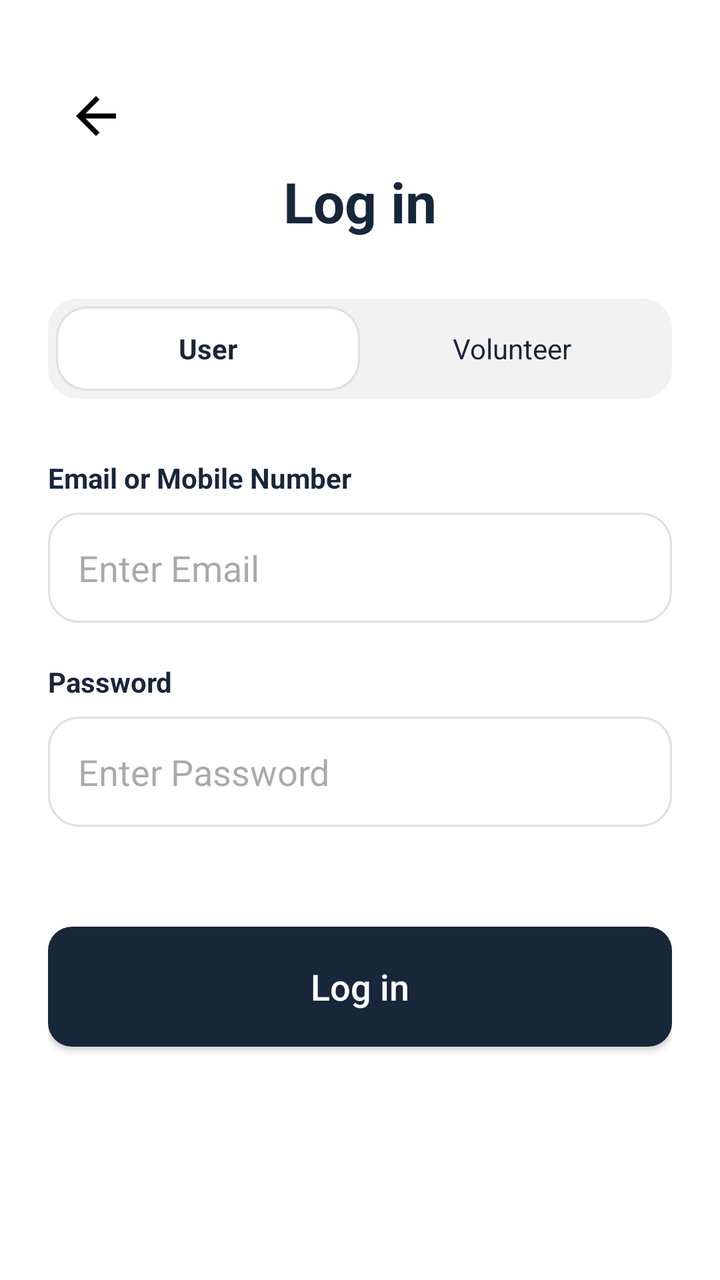
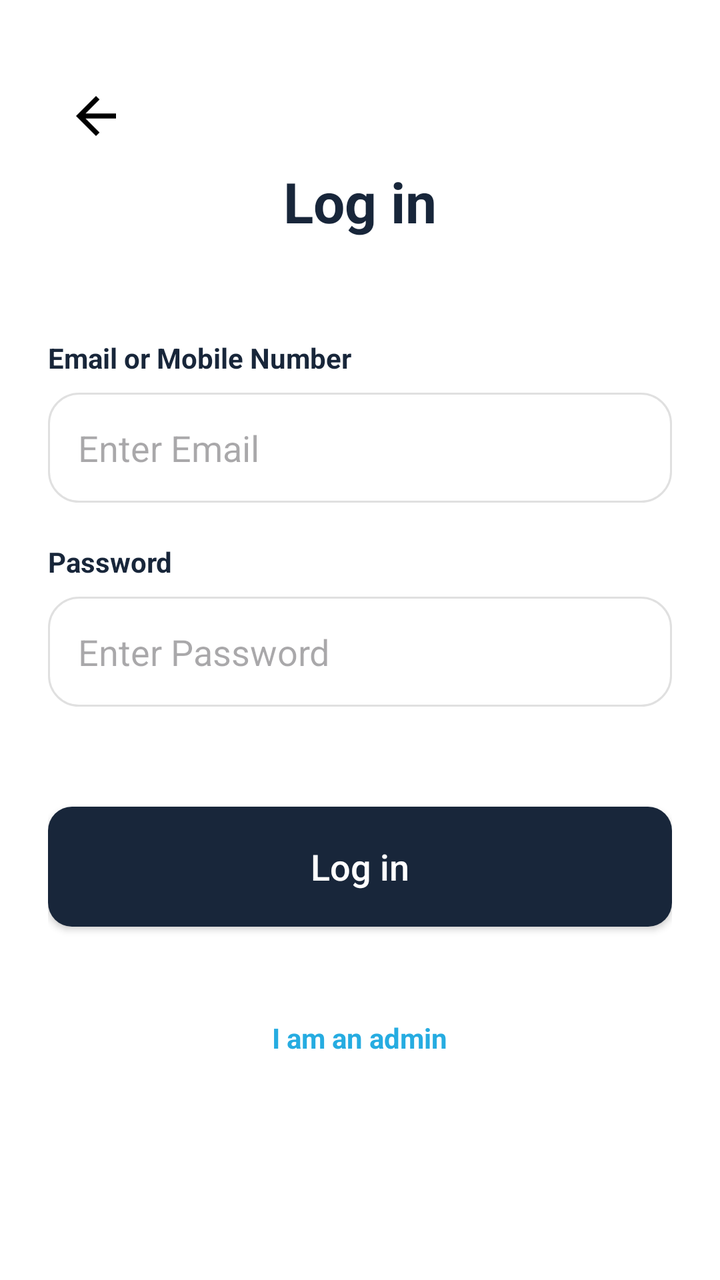

An Android layout rendered at two revisions. The XML below is the earlier revision; the diff shows what the commit changed to produce the second picture.
<!-- AndroidManifest.xml: application theme Theme.OnServe -->
<!-- res/layout/activity_login.xml -->
<LinearLayout xmlns:android="http://schemas.android.com/apk/res/android"
    android:layout_width="match_parent"
    android:layout_height="match_parent"
    android:orientation="vertical"
    android:padding="24dp"
    android:background="@color/white">

    <ImageView
        android:id="@+id/iv_back_arrow"
        android:layout_width="48dp"
        android:layout_height="48dp"
        android:padding="9dp"
        android:src="@drawable/ic_back_arrow"
        android:layout_marginTop="10dp"
        android:clickable="true"
        android:focusable="true"
        android:background="?attr/selectableItemBackgroundBorderless"/>

    <TextView
        android:layout_width="wrap_content"
        android:layout_height="wrap_content"
        android:text="Log in"
        android:layout_gravity="center_horizontal"
        android:textSize="28sp"
        android:textStyle="bold"
        android:textColor="@color/navy_onserve" />

    
    <LinearLayout
        android:layout_width="match_parent"
        android:layout_height="50dp"
        android:layout_marginTop="30dp"
        android:background="@drawable/toggle_bg"
        android:padding="4dp">
        <TextView
            android:id="@+id/tv_user_toggle"
            android:layout_width="0dp"
            android:layout_height="match_parent"
            android:layout_weight="1"
            android:background="@drawable/input_rounded"
            android:gravity="center"
            android:text="User"
            android:textStyle="bold"
            android:clickable="true"
            android:focusable="true"
            android:textColor="@color/navy_onserve"/>
        <TextView
            android:id="@+id/tv_volunteer_toggle"
            android:layout_width="0dp"
            android:layout_height="match_parent"
            android:layout_weight="1"
            android:gravity="center"
            android:text="Volunteer"
            android:clickable="true"
            android:focusable="true"
            android:textColor="@color/navy_onserve"/>
    </LinearLayout>

    <TextView
        android:layout_width="wrap_content"
        android:layout_height="wrap_content"
        android:text="Email or Mobile Number"
        android:layout_marginTop="30dp"
        android:textColor="@color/navy_onserve"
        android:textStyle="bold"/>

    <EditText
        android:id="@+id/et_login_email"
        android:layout_width="match_parent"
        android:layout_height="55dp"
        android:layout_marginTop="8dp"
        android:hint="Enter Email"
        android:paddingLeft="15dp"
        android:background="@drawable/input_rounded"/>

    <TextView
        android:layout_width="wrap_content"
        android:layout_height="wrap_content"
        android:text="Password"
        android:layout_marginTop="20dp"
        android:textColor="@color/navy_onserve"
        android:textStyle="bold"/>

    <EditText
        android:id="@+id/et_login_password"
        android:layout_width="match_parent"
        android:layout_height="55dp"
        android:layout_marginTop="8dp"
        android:hint="Enter Password"
        android:inputType="textPassword"
        android:paddingLeft="15dp"
        android:background="@drawable/input_rounded"/>

    <android.widget.Button
        android:id="@+id/btn_login_submit"
        android:layout_width="match_parent"
        android:layout_height="60dp"
        android:layout_marginTop="50dp"
        android:text="Log in"
        android:textAllCaps="false"
        android:textSize="18sp"
        android:background="@drawable/button_navy_rounded"
        android:textColor="@color/white"/>

</LinearLayout>
<!-- resources referenced by this layout -->
<resources>
  <color name="navy_onserve">#18263a</color>
  <color name="white">#ffffff</color>
  <!-- drawable button_navy_rounded (drawable) -->
  <shape xmlns:android="http://schemas.android.com/apk/res/android">
      <solid android:color="@color/navy_onserve" />
      <corners android:radius="12dp" />
  </shape>
  <!-- drawable ic_back_arrow (drawable) -->
  <vector xmlns:android="http://schemas.android.com/apk/res/android"
      android:width="24dp"
      android:height="24dp"
      android:viewportWidth="24"
      android:viewportHeight="24">
    <path
        android:fillColor="#000000"
        android:pathData="M20,11H7.83l5.59,-5.59L12,4l-8,8 8,8 1.41,-1.41L7.83,13H20v-2z"/>
  </vector>
  <!-- drawable input_rounded (drawable) -->
  <shape xmlns:android="http://schemas.android.com/apk/res/android">
      <solid android:color="#ffffff" />
      <stroke android:width="1dp" android:color="@color/gray_border" />
      <corners android:radius="15dp" />
  </shape>
  <!-- drawable toggle_bg (drawable) -->
  <shape xmlns:android="http://schemas.android.com/apk/res/android">
      <solid android:color="@color/light_gray_bg" />
      <corners android:radius="15dp" />
  </shape>
  <style name="Theme.OnServe" parent="Base.Theme.OnServe" />
  <color name="gray_border">#E0E0E0</color>
  <color name="light_gray_bg">#F2F2F2</color>
  <style name="Base.Theme.OnServe" parent="Theme.Material3.DayNight.NoActionBar">
          
          
      </style>
</resources>

<!-- the commit's change to res/layout/activity_login.xml (unified diff, before → after) -->
@@ -1,105 +1,95 @@
-<LinearLayout xmlns:android="http://schemas.android.com/apk/res/android"
+<ScrollView xmlns:android="http://schemas.android.com/apk/res/android"
     android:layout_width="match_parent"
     android:layout_height="match_parent"
-    android:orientation="vertical"
-    android:padding="24dp"
+    android:fillViewport="true"
     android:background="@color/white">
 
-    <ImageView
-        android:id="@+id/iv_back_arrow"
-        android:layout_width="48dp"
-        android:layout_height="48dp"
-        android:padding="9dp"
-        android:src="@drawable/ic_back_arrow"
-        android:layout_marginTop="10dp"
-        android:clickable="true"
-        android:focusable="true"
-        android:background="?attr/selectableItemBackgroundBorderless"/>
-
-    <TextView
-        android:layout_width="wrap_content"
-        android:layout_height="wrap_content"
-        android:text="Log in"
-        android:layout_gravity="center_horizontal"
-        android:textSize="28sp"
-        android:textStyle="bold"
-        android:textColor="@color/navy_onserve" />
-
-    
     <LinearLayout
         android:layout_width="match_parent"
-        android:layout_height="50dp"
-        android:layout_marginTop="30dp"
-        android:background="@drawable/toggle_bg"
-        android:padding="4dp">
+        android:layout_height="wrap_content"
+        android:orientation="vertical"
+        android:padding="24dp">
+
+        <ImageView
+            android:id="@+id/iv_back_arrow"
+            android:layout_width="48dp"
+            android:layout_height="48dp"
+            android:padding="9dp"
+            android:src="@drawable/ic_back_arrow"
+            android:layout_marginTop="10dp"
+            android:clickable="true"
+            android:focusable="true"
+            android:background="?attr/selectableItemBackgroundBorderless"/>
+
         <TextView
-            android:id="@+id/tv_user_toggle"
-            android:layout_width="0dp"
-            android:layout_height="match_parent"
-            android:layout_weight="1"
-            android:background="@drawable/input_rounded"
-            android:gravity="center"
-            android:text="User"
+            android:layout_width="wrap_content"
+            android:layout_height="wrap_content"
+            android:text="Log in"
+            android:layout_gravity="center_horizontal"
+            android:textSize="28sp"
+            android:textStyle="bold"
+            android:textColor="@color/navy_onserve" />
+
+        <TextView
+            android:layout_width="wrap_content"
+            android:layout_height="wrap_content"
+            android:text="Email or Mobile Number"
+            android:layout_marginTop="50dp"
+            android:textColor="@color/navy_onserve"
+            android:textStyle="bold"/>
+
+        <EditText
+            android:id="@+id/et_login_email"
+            android:layout_width="match_parent"
+            android:layout_height="55dp"
+            android:layout_marginTop="8dp"
+            android:hint="Enter Email"
+            android:paddingLeft="15dp"
+            android:background="@drawable/input_rounded"/>
+
+        <TextView
+            android:layout_width="wrap_content"
+            android:layout_height="wrap_content"
+            android:text="Password"
+            android:layout_marginTop="20dp"
+            android:textColor="@color/navy_onserve"
+            android:textStyle="bold"/>
+
+        <EditText
+            android:id="@+id/et_login_password"
+            android:layout_width="match_parent"
+            android:layout_height="55dp"
+            android:layout_marginTop="8dp"
+            android:hint="Enter Password"
+            android:inputType="textPassword"
+            android:paddingLeft="15dp"
+            android:background="@drawable/input_rounded"/>
+
+        <android.widget.Button
+            android:id="@+id/btn_login_submit"
+            android:layout_width="match_parent"
+            android:layout_height="60dp"
+            android:layout_marginTop="50dp"
+            android:text="Log in"
+            android:textAllCaps="false"
+            android:textSize="18sp"
+            android:background="@drawable/button_navy_rounded"
+            android:textColor="@color/white"/>
+
+        <TextView
+            android:id="@+id/tv_admin_login"
+            android:layout_width="wrap_content"
+            android:layout_height="wrap_content"
+            android:layout_gravity="center_horizontal"
+            android:layout_marginTop="30dp"
+            android:layout_marginBottom="24dp"
+            android:text="I am an admin"
+            android:textColor="@color/blue_onserve"
             android:textStyle="bold"
             android:clickable="true"
             android:focusable="true"
-            android:textColor="@color/navy_onserve"/>
-        <TextView
-            android:id="@+id/tv_volunteer_toggle"
-            android:layout_width="0dp"
-            android:layout_height="match_parent"
-            android:layout_weight="1"
-            android:gravity="center"
-            android:text="Volunteer"
-            android:clickable="true"
-            android:focusable="true"
-            android:textColor="@color/navy_onserve"/>
+            android:padding="16dp"
+            android:background="?attr/selectableItemBackground" />
+
     </LinearLayout>
-
-    <TextView
-        android:layout_width="wrap_content"
-        android:layout_height="wrap_content"
-        android:text="Email or Mobile Number"
-        android:layout_marginTop="30dp"
-        android:textColor="@color/navy_onserve"
-        android:textStyle="bold"/>
-
-    <EditText
-        android:id="@+id/et_login_email"
-        android:layout_width="match_parent"
-        android:layout_height="55dp"
-        android:layout_marginTop="8dp"
-        android:hint="Enter Email"
-        android:paddingLeft="15dp"
-        android:background="@drawable/input_rounded"/>
-
-    <TextView
-        android:layout_width="wrap_content"
-        android:layout_height="wrap_content"
-        android:text="Password"
-        android:layout_marginTop="20dp"
-        android:textColor="@color/navy_onserve"
-        android:textStyle="bold"/>
-
-    <EditText
-        android:id="@+id/et_login_password"
-        android:layout_width="match_parent"
-        android:layout_height="55dp"
-        android:layout_marginTop="8dp"
-        android:hint="Enter Password"
-        android:inputType="textPassword"
-        android:paddingLeft="15dp"
-        android:background="@drawable/input_rounded"/>
-
-    <android.widget.Button
-        android:id="@+id/btn_login_submit"
-        android:layout_width="match_parent"
-        android:layout_height="60dp"
-        android:layout_marginTop="50dp"
-        android:text="Log in"
-        android:textAllCaps="false"
-        android:textSize="18sp"
-        android:background="@drawable/button_navy_rounded"
-        android:textColor="@color/white"/>
-
-</LinearLayout>
+</ScrollView>
<!-- resource entries referenced after the edit -->
@@ -1,5 +1,6 @@
 <!-- resources referenced by this layout -->
 <resources>
+  <color name="blue_onserve">#26ace1</color>
   <color name="navy_onserve">#18263a</color>
   <color name="white">#ffffff</color>
   <!-- drawable button_navy_rounded (drawable) -->
@@ -23,14 +24,8 @@
       <stroke android:width="1dp" android:color="@color/gray_border" />
       <corners android:radius="15dp" />
   </shape>
-  <!-- drawable toggle_bg (drawable) -->
-  <shape xmlns:android="http://schemas.android.com/apk/res/android">
-      <solid android:color="@color/light_gray_bg" />
-      <corners android:radius="15dp" />
-  </shape>
   <style name="Theme.OnServe" parent="Base.Theme.OnServe" />
   <color name="gray_border">#E0E0E0</color>
-  <color name="light_gray_bg">#F2F2F2</color>
   <style name="Base.Theme.OnServe" parent="Theme.Material3.DayNight.NoActionBar">
           
           
